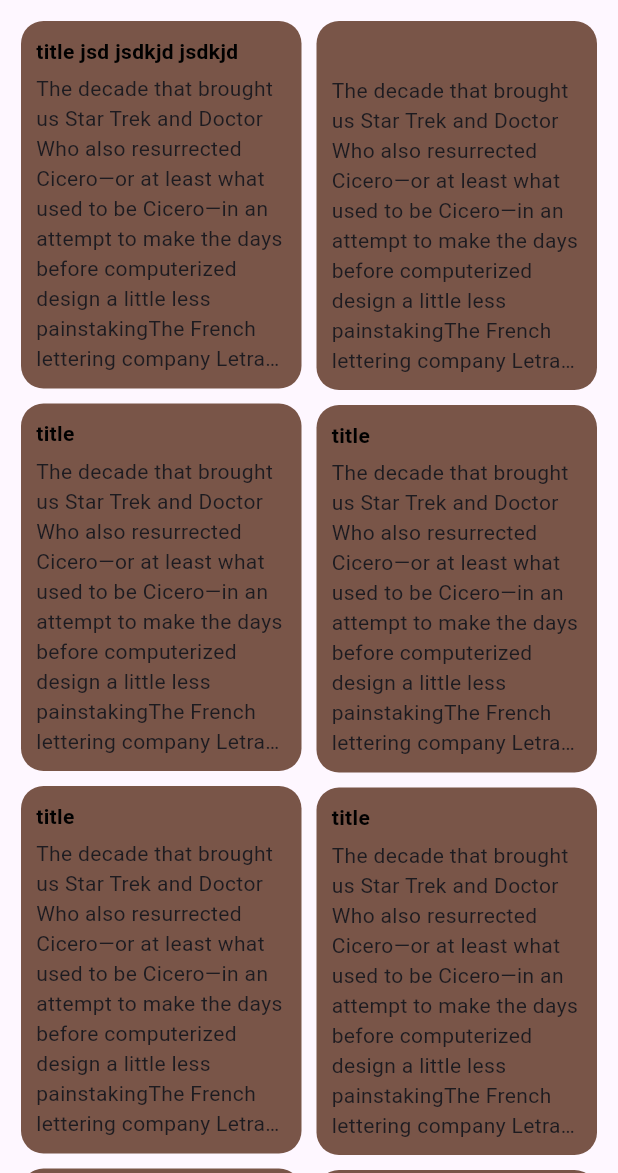
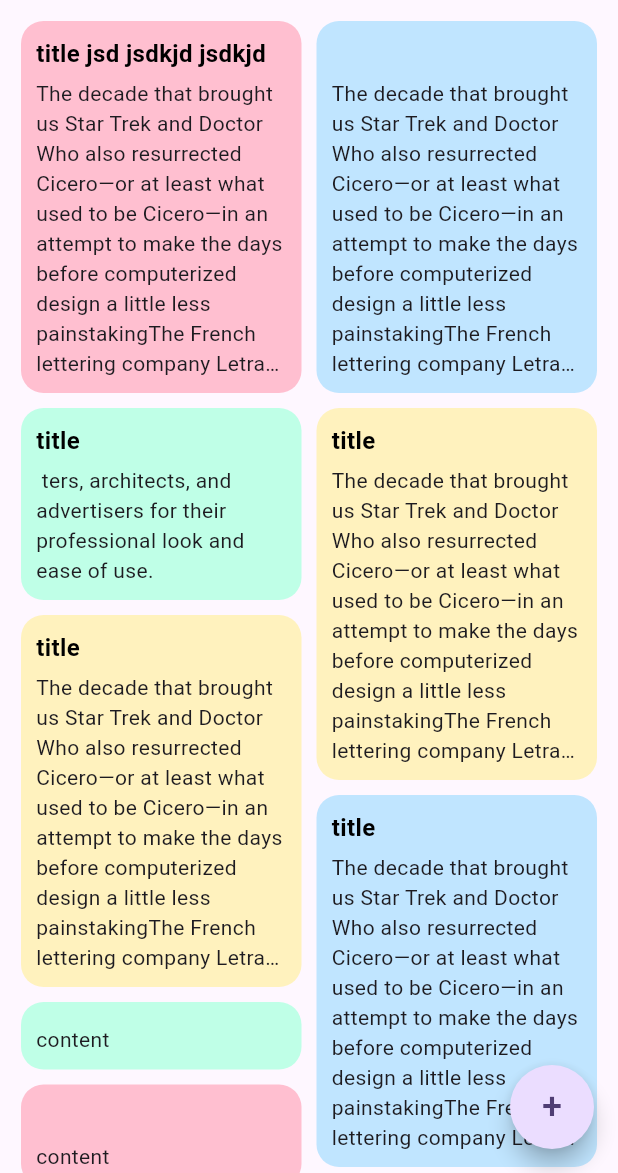
Before and after one commit to zahid2873/note_app, a Flutter app: the screen it shows after launch, on a phone screen of 412 x 824 dp, the part 63-1236 px from its top. Run offline on Flutter 3.47's test engine with Material 2 defaults, Android fonts, the phone set to English and light mode, and no system bars.

Commit message:
ui design

```diff
--- a/lib/constant/color_palette.dart
+++ b/lib/constant/color_palette.dart
@@ -0,0 +1,12 @@
+
+import 'dart:ui';
+
+
+ class ColorPalette{
+  static const  Color pink =  Color.fromRGBO(255, 191, 208, 1);
+  static const Color lightBlue = Color.fromRGBO(192, 229, 255, 1);
+  static const Color lightGreen = Color.fromRGBO(191, 255, 231, 1);
+  static const Color yellow = Color.fromRGBO(255, 242, 190, 1);
+   static  List <Color>colorPalette = [ pink,lightBlue,lightGreen,yellow];
+
+}
--- a/lib/model/model_note.dart
+++ /dev/null
@@ -1,22 +0,0 @@
-class ModelNote{
-  String  ? title;
-  String  ? content;
-  ModelNote({ this.title, this.content});
-}
-
-List<ModelNote> noteList = [
-  ModelNote(title: "title jsd jsdkjd jsdkjd", content: "The decade that brought us Star Trek and Doctor Who also resurrected Cicero—or at least what used to be Cicero—in an attempt to make the days before computerized design a little less painstakingThe French lettering company Letraset manufactured a set of dry-transfer sheets which included the lorem ipsum filler text in a variety of fonts, sizes, and layouts. These sheets of lettering could be rubbed on anywhere and were quickly adopted by graphic artists, printers, architects, and advertisers for their professional look and ease of use.Aldus Corporation, which later merged with Adobe Systems, ushered lorem ipsum into the information age with its desktop publishing software Aldus PageMaker. The program came bundled with lorem ipsum dummy text for laying out page content, and other word processors like Microsoft Word followed suit. More recently the growth of web design has helped proliferate lorem ipsum across the internet as a placeholder for future text and in some cases the final content this is why we proofread, kids."),
-  ModelNote(title: "", content: "The decade that brought us Star Trek and Doctor Who also resurrected Cicero—or at least what used to be Cicero—in an attempt to make the days before computerized design a little less painstakingThe French lettering company Letraset manufactured a set of dry-transfer sheets which included the lorem ipsum filler text in a variety of fonts, sizes, and layouts. These sheets of lettering could be rubbed on anywhere and were quickly adopted by graphic artists, printers, architects, and advertisers for their professional look and ease of use.Aldus Corporation, which later merged with Adobe Systems, ushered lorem ipsum into the information age with its desktop publishing software Aldus PageMaker. The program came bundled with lorem ipsum dummy text for laying out page content, and other word processors like Microsoft Word followed suit. More recently the growth of web design has helped proliferate lorem ipsum across the internet as a placeholder for future text and in some cases the final content this is why we proofread, kids."),
-  ModelNote(title: "title", content: "The decade that brought us Star Trek and Doctor Who also resurrected Cicero—or at least what used to be Cicero—in an attempt to make the days before computerized design a little less painstakingThe French lettering company Letraset manufactured a set of dry-transfer sheets which included the lorem ipsum filler text in a variety of fonts, sizes, and layouts. These sheets of lettering could be rubbed on anywhere and were quickly adopted by graphic artists, printers, architects, and advertisers for their professional look and ease of use.Aldus Corporation, which later merged with Adobe Systems, ushered lorem ipsum into the information age with its desktop publishing software Aldus PageMaker. The program came bundled with lorem ipsum dummy text for laying out page content, and other word processors like Microsoft Word followed suit. More recently the growth of web design has helped proliferate lorem ipsum across the internet as a placeholder for future text and in some cases the final content this is why we proofread, kids."),
-  ModelNote(title: "title", content: "The decade that brought us Star Trek and Doctor Who also resurrected Cicero—or at least what used to be Cicero—in an attempt to make the days before computerized design a little less painstakingThe French lettering company Letraset manufactured a set of dry-transfer sheets which included the lorem ipsum filler text in a variety of fonts, sizes, and layouts. These sheets of lettering could be rubbed on anywhere and were quickly adopted by graphic artists, printers, architects, and advertisers for their professional look and ease of use.Aldus Corporation, which later merged with Adobe Systems, ushered lorem ipsum into the information age with its desktop publishing software Aldus PageMaker. The program came bundled with lorem ipsum dummy text for laying out page content, and other word processors like Microsoft Word followed suit. More recently the growth of web design has helped proliferate lorem ipsum across the internet as a placeholder for future text and in some cases the final content this is why we proofread, kids."),
-  ModelNote(title: "title", content: "The decade that brought us Star Trek and Doctor Who also resurrected Cicero—or at least what used to be Cicero—in an attempt to make the days before computerized design a little less painstakingThe French lettering company Letraset manufactured a set of dry-transfer sheets which included the lorem ipsum filler text in a variety of fonts, sizes, and layouts. These sheets of lettering could be rubbed on anywhere and were quickly adopted by graphic artists, printers, architects, and advertisers for their professional look and ease of use.Aldus Corporation, which later merged with Adobe Systems, ushered lorem ipsum into the information age with its desktop publishing software Aldus PageMaker. The program came bundled with lorem ipsum dummy text for laying out page content, and other word processors like Microsoft Word followed suit. More recently the growth of web design has helped proliferate lorem ipsum across the internet as a placeholder for future text and in some cases the final content this is why we proofread, kids."),
-  ModelNote(title: "title", content: "The decade that brought us Star Trek and Doctor Who also resurrected Cicero—or at least what used to be Cicero—in an attempt to make the days before computerized design a little less painstakingThe French lettering company Letraset manufactured a set of dry-transfer sheets which included the lorem ipsum filler text in a variety of fonts, sizes, and layouts. These sheets of lettering could be rubbed on anywhere and were quickly adopted by graphic artists, printers, architects, and advertisers for their professional look and ease of use.Aldus Corporation, which later merged with Adobe Systems, ushered lorem ipsum into the information age with its desktop publishing software Aldus PageMaker. The program came bundled with lorem ipsum dummy text for laying out page content, and other word processors like Microsoft Word followed suit. More recently the growth of web design has helped proliferate lorem ipsum across the internet as a placeholder for future text and in some cases the final content this is why we proofread, kids."),
-  ModelNote( content: "content"),
-  ModelNote(title: "", content: "content"),
-  ModelNote(title: "title", content: "content"),
-  ModelNote(title: "title", content: "make the days before computerized design a little less painstakingThe French lettering company Letraset manufactured a set of dry-transfer sheets which included the lorem ipsum filler text in a variety of fonts, sizes, and layouts. These sheets of lettering could be rubbed on anywhere and were quickly adopted by graphic artists, printers, architects, and advertisers for their professional look and ease of use.Aldus Corporation, which later merged with Adobe Systems, ushered lorem ipsum into the information age with its desktop publishing software Aldus PageMaker. The program came bundled with lorem ipsum dummy text for laying out page content, and other word processors like Microsoft Word followed suit. More recently the growth of web design has helped proliferate lorem ipsum across the internet as a placeholder for future text and in some cases the final content this is why we proofread, kids."),
-  ModelNote(title: "title", content: "content hhhhhhhhhhhhhhh hhhhhhhhhhhhhh hhhhhhhhhhhh bbbbbbbbbb"),
-  ModelNote(title: "title", content: "content"),
-  ModelNote(title: "title", content: "content"),
-
-];
--- /dev/null
+++ b/lib/model/note_model.dart
@@ -0,0 +1,29 @@
+import 'dart:ui';
+
+import 'package:note_app/constant/color_palette.dart';
+class NoteModel{
+  String  ? title;
+  String  ? content;
+  Color ? color;
+  NoteModel({ this.title, this.content,this.color=ColorPalette.lightBlue});
+}
+
+List<NoteModel> noteList = [
+  NoteModel(color: ColorPalette.pink,title: "title jsd jsdkjd jsdkjd", content: "The decade that brought us Star Trek and Doctor Who also resurrected Cicero—or at least what used to be Cicero—in an attempt to make the days before computerized design a little less painstakingThe French lettering company Letraset manufactured a set of dry-transfer sheets which included the lorem ipsum filler text in a variety of fonts, sizes, and layouts. These sheets of lettering could be rubbed on anywhere and were quickly adopted by graphic artists, printers, architects, and advertisers for their professional look and ease of use.Aldus Corporation, which later merged with Adobe Systems, ushered lorem ipsum into the information age with its desktop publishing software Aldus PageMaker. The program came bundled with lorem ipsum dummy text for laying out page content, and other word processors like Microsoft Word followed suit. More recently the growth of web design has helped proliferate lorem ipsum across the internet as a placeholder for future text and in some cases the final content this is why we proofread, kids."),
+  NoteModel(color: ColorPalette.lightBlue,title: "", content: "The decade that brought us Star Trek and Doctor Who also resurrected Cicero—or at least what used to be Cicero—in an attempt to make the days before computerized design a little less painstakingThe French lettering company Letraset manufactured a set of dry-transfer sheets which included the lorem ipsum filler text in a variety of fonts, sizes, and layouts. These sheets of lettering could be rubbed on anywhere and were quickly adopted by graphic artists, printers, architects, and advertisers for their professional look and ease of use.Aldus Corporation, which later merged with Adobe Systems, ushered lorem ipsum into the information age with its desktop publishing software Aldus PageMaker. The program came bundled with lorem ipsum dummy text for laying out page content, and other word processors like Microsoft Word followed suit. More recently the growth of web design has helped proliferate lorem ipsum across the internet as a placeholder for future text and in some cases the final content this is why we proofread, kids."),
+  NoteModel(color: ColorPalette.lightGreen,title: "title", content: " ters, architects, and advertisers for their professional look and ease of use."),
+  NoteModel(color: ColorPalette.yellow,title: "title", content: "The decade that brought us Star Trek and Doctor Who also resurrected Cicero—or at least what used to be Cicero—in an attempt to make the days before computerized design a little less painstakingThe French lettering company Letraset manufactured a set of dry-transfer sheets which included the lorem ipsum filler text in a variety of fonts, sizes, and layouts. These sheets of lettering could be rubbed on anywhere and were quickly adopted by graphic artists, printers, architects, and advertisers for their professional look and ease of use.Aldus Corporation, which later merged with Adobe Systems, ushered lorem ipsum into the information age with its desktop publishing software Aldus PageMaker. The program came bundled with lorem ipsum dummy text for laying out page content, and other word processors like Microsoft Word followed suit. More recently the growth of web design has helped proliferate lorem ipsum across the internet as a placeholder for future text and in some cases the final content this is why we proofread, kids."),
+  NoteModel(color: ColorPalette.yellow,title: "title", content: "The decade that brought us Star Trek and Doctor Who also resurrected Cicero—or at least what used to be Cicero—in an attempt to make the days before computerized design a little less painstakingThe French lettering company Letraset manufactured a set of dry-transfer sheets which included the lorem ipsum filler text in a variety of fonts, sizes, and layouts. These sheets of lettering could be rubbed on anywhere and were quickly adopted by graphic artists, printers, architects, and advertisers for their professional look and ease of use.Aldus Corporation, which later merged with Adobe Systems, ushered lorem ipsum into the information age with its desktop publishing software Aldus PageMaker. The program came bundled with lorem ipsum dummy text for laying out page content, and other word processors like Microsoft Word followed suit. More recently the growth of web design has helped proliferate lorem ipsum across the internet as a placeholder for future text and in some cases the final content this is why we proofread, kids."),
+  NoteModel(color: ColorPalette.lightBlue,title: "title", content: "The decade that brought us Star Trek and Doctor Who also resurrected Cicero—or at least what used to be Cicero—in an attempt to make the days before computerized design a little less painstakingThe French lettering company Letraset manufactured a set of dry-transfer sheets which included the lorem ipsum filler text in a variety of fonts, sizes, and layouts. These sheets of lettering could be rubbed on anywhere and were quickly adopted by graphic artists, printers, architects, and advertisers for their professional look and ease of use.Aldus Corporation, which later merged with Adobe Systems, ushered lorem ipsum into the information age with its desktop publishing software Aldus PageMaker. The program came bundled with lorem ipsum dummy text for laying out page content, and other word processors like Microsoft Word followed suit. More recently the growth of web design has helped proliferate lorem ipsum across the internet as a placeholder for future text and in some cases the final content this is why we proofread, kids."),
+  NoteModel(color: ColorPalette.lightGreen,content: "content"),
+  NoteModel(color: ColorPalette.pink,title: "", content: "content"),
+  NoteModel(title: "title", content: "content"),
+  NoteModel(title: "title", content: "make the days before computerized design a little less painstakingThe French lettering company Letraset manufactured a set of dry-transfer sheets which included the lorem ipsum filler text in a variety of fonts, sizes, and layouts. These sheets of lettering could be rubbed on anywhere and were quickly adopted by graphic artists, printers, architects, and advertisers for their professional look and ease of use.Aldus Corporation, which later merged with Adobe Systems, ushered lorem ipsum into the information age with its desktop publishing software Aldus PageMaker. The program came bundled with lorem ipsum dummy text for laying out page content, and other word processors like Microsoft Word followed suit. More recently the growth of web design has helped proliferate lorem ipsum across the internet as a placeholder for future text and in some cases the final content this is why we proofread, kids."),
+  NoteModel(title: "title", content: "content hhhhhhhhhhhhhhh hhhhhhhhhhhhhh hhhhhhhhhhhh bbbbbbbbbb"),
+  NoteModel(title: "title", content: "content"),
+  NoteModel(title: "title", content: "content"),
+
+];
+List<NoteModel> addNote = [
+  NoteModel(title: "", content: ""),
+];
--- a/lib/ui/home/home_page.dart
+++ b/lib/ui/home/home_page.dart
@@ -2,7 +2,7 @@ import 'package:flutter/material.dart';
 import 'package:flutter_staggered_grid_view/flutter_staggered_grid_view.dart';
 import 'package:note_app/ui/edit/edit_page.dart';
 import 'package:note_app/ui/home/note_widget.dart';
-import 'package:note_app/model/model_note.dart';
+import 'package:note_app/model/note_model.dart';
 
 class HomePage extends StatefulWidget {
    const HomePage({Key? key}) : super(key: key);
@@ -19,10 +19,18 @@ class _HomePageState extends State<HomePage> {
         centerTitle: true,
         title: const Text("Recent Notes"),
       ),
+      floatingActionButton: FloatingActionButton(
+        onPressed: (){
+          Navigator.push(context, MaterialPageRoute(builder: (context)=>EditPage(noteInfo: addNote[0])));
+        },
+        shape: RoundedRectangleBorder(
+          borderRadius: BorderRadius.circular(30)
+        ),
+        child: const Text("+",style: TextStyle(fontSize: 24),),),
       body: Padding(
         padding: const EdgeInsets.symmetric(horizontal: 14),
         child: MasonryGridView.builder(
-          physics: BouncingScrollPhysics(),
+          physics: const BouncingScrollPhysics(),
           itemCount: noteList.length,
             mainAxisSpacing: 10,
             crossAxisSpacing: 10,
--- a/lib/ui/home/note_widget.dart
+++ b/lib/ui/home/note_widget.dart
@@ -1,15 +1,15 @@
 import 'dart:math';
 
 import 'package:flutter/material.dart';
-import 'package:flutter_staggered_grid_view/flutter_staggered_grid_view.dart';
-import 'package:note_app/model/model_note.dart';
+import 'package:note_app/constant/color_palette.dart';
+import 'package:note_app/model/note_model.dart';
 
 import '../edit/edit_page.dart';
 
 
 
 class NoteWidget extends StatefulWidget {
-   ModelNote noteInfo;
+   NoteModel noteInfo;
    NoteWidget({Key? key,required this.noteInfo}) : super(key: key);
 
   @override
@@ -17,6 +17,7 @@ class NoteWidget extends StatefulWidget {
 }
 
 class _NoteWidgetState extends State<NoteWidget> {
+  ColorPalette  color = ColorPalette();
   @override
   Widget build(BuildContext context) {
     return GestureDetector(
@@ -26,15 +27,16 @@ class _NoteWidgetState extends State<NoteWidget> {
       child: Container(
         padding: const EdgeInsets.all(10),
         decoration: BoxDecoration(
-          color: Colors.primaries[Random().nextInt(Colors.primaries.length)],
+         // color: color.colorPalette[],
+          color: widget.noteInfo.color,
           borderRadius: BorderRadius.circular(15)
         ),
         child: Column(
           crossAxisAlignment: CrossAxisAlignment.start,
           children: [
-            widget.noteInfo.title==null ? SizedBox() :
+            widget.noteInfo.title==null ? const SizedBox() :
             Text(widget.noteInfo.title!,
-              style: TextStyle(color: Colors.black, fontWeight: FontWeight.bold),
+              style: const TextStyle(fontSize: 16, color: Colors.black, fontWeight: FontWeight.bold),
             ),
             const SizedBox(height: 5,),
             Text(widget.noteInfo.content ?? "",
@@ -48,4 +50,6 @@ class _NoteWidgetState extends State<NoteWidget> {
     );
   }
 
+
+
 }
```
Also changed, not shown: lib/ui/edit/edit_page.dart (+66 -10 lines).
